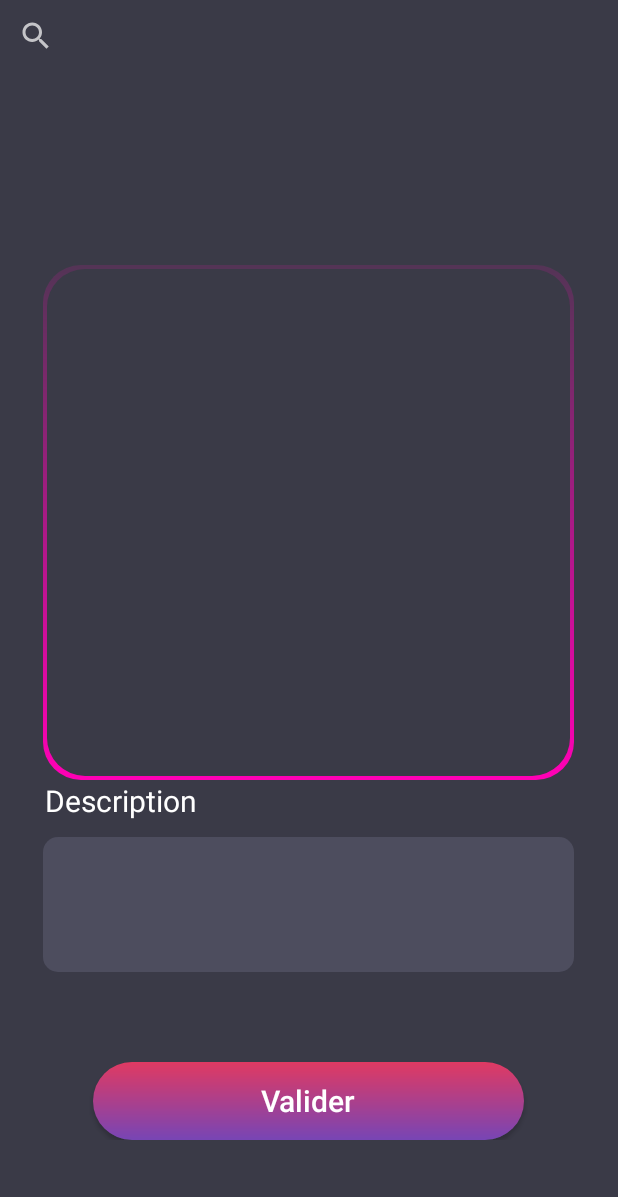
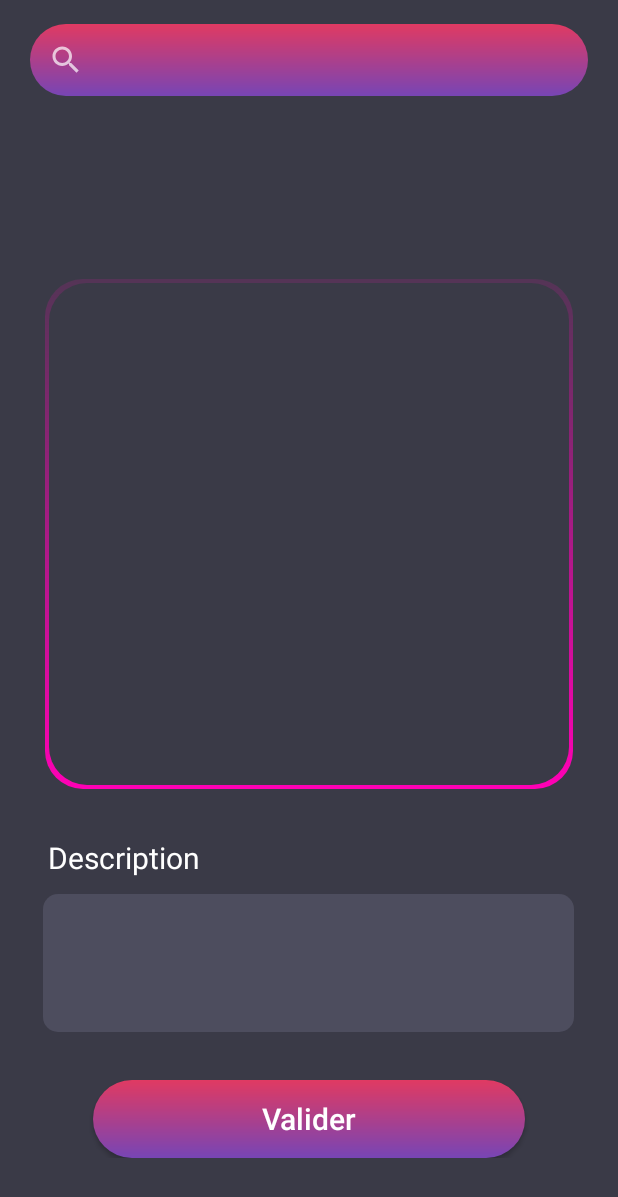
Before and after one commit to Trax-hub/DaSong, an Android app: the screen it shows after launch (MainActivity), on a phone screen of 412 x 824 dp. Shown: the top 1197 px of the screen. Run offline under Robolectric (Android 15) with nearby library versions, the phone set to English and light mode, and no system bars.

Commit message:
barre de reherhce

```diff
--- a/app/src/main/res/layout/activity_main.xml
+++ b/app/src/main/res/layout/activity_main.xml
@@ -10,40 +10,44 @@
 
     <SearchView
         android:id="@+id/simpleSearchView"
-        android:layout_width="wrap_content"
-        android:layout_height="wrap_content" />
+        android:layout_width="372dp"
+        android:layout_height="wrap_content"
+        android:layout_marginTop="16dp"
+        android:layout_centerHorizontal="true"
+        android:background="@drawable/login_button"
+        />
 
     <View
         android:id="@+id/view_song"
-        android:layout_width="354dp"
-        android:layout_height="343dp"
-        android:background="@drawable/song_background"
+        android:layout_width="352dp"
+        android:layout_height="340dp"
+        android:layout_above="@id/description_label"
         android:layout_centerHorizontal="true"
-        android:layout_above="@id/description_label"
-        />
+        android:layout_marginBottom="32dp"
+        android:background="@drawable/song_background" />
 
     <TextView
         android:id="@+id/description_label"
         android:layout_width="wrap_content"
         android:layout_height="wrap_content"
-        android:layout_marginHorizontal="30dp"
         android:layout_above="@id/textField_description"
+        android:layout_marginHorizontal="32dp"
         android:text="Description"
         android:textColor="#FFFFFF"
-        android:textSize="20sp"/>
+        android:textSize="20sp" />
 
     <com.google.android.material.textfield.TextInputLayout
         android:id="@+id/textField_description"
         android:layout_width="match_parent"
         android:layout_height="wrap_content"
         android:layout_above="@id/buttonLayout"
-        android:layout_marginBottom="60dp"
+        android:layout_marginBottom="32dp"
         android:gravity="center_horizontal">
 
         <com.google.android.material.textfield.TextInputEditText
             android:layout_width="354dp"
-            android:layout_height="90dp"
-            android:layout_marginHorizontal="29dp"
+            android:layout_height="92dp"
+            android:layout_centerHorizontal="true"
             android:background="@drawable/description_background"
             android:gravity="start"
             android:padding="5dp" />
@@ -54,14 +58,14 @@
         android:id="@+id/buttonLayout"
         android:layout_width="fill_parent"
         android:layout_height="wrap_content"
-        android:layout_marginBottom="64dp"
         android:layout_alignParentBottom="true"
+        android:layout_marginBottom="52dp"
         android:gravity="center"
         android:orientation="horizontal">
 
         <androidx.appcompat.widget.AppCompatButton
             android:id="@+id/button"
-            android:layout_width="287dp"
+            android:layout_width="288dp"
             android:layout_height="52dp"
             android:background="@drawable/login_button"
             android:text="Valider"
```
